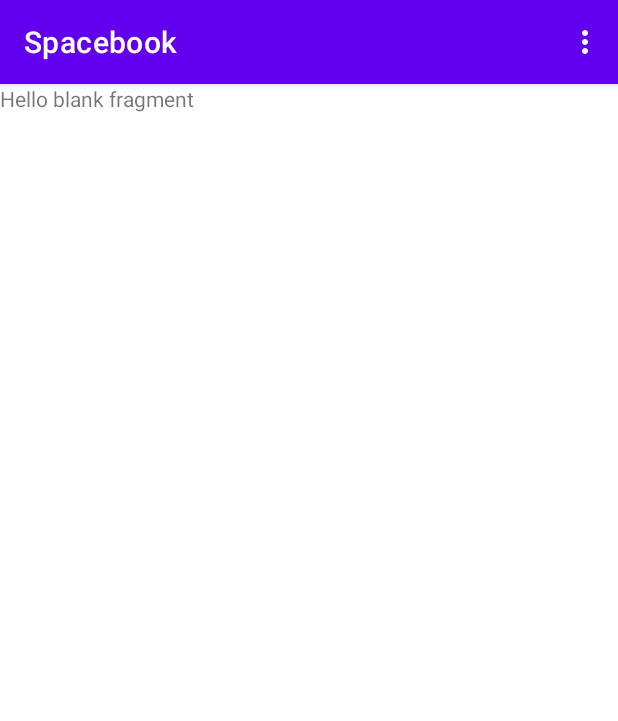
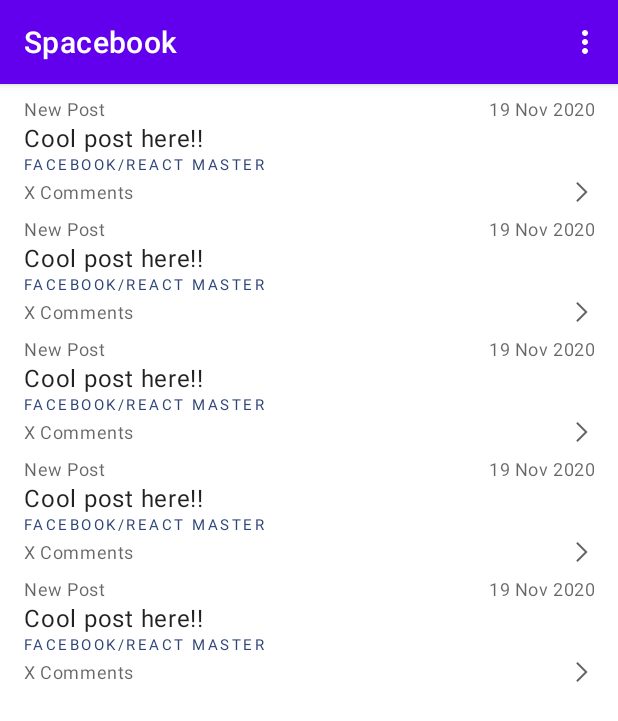
Before and after one commit to lucas-brandt/spacebook, an Android app: the layout fragment_feed.xml on its own in the app's theme, with its tools: preview values and no code run, on a phone screen of 412 x 824 dp. Shown: the top 721 px of the screen. Run offline under Robolectric (Android 15) with nearby library versions, the phone set to English and light mode, and no system bars.

Commit message:
implement adapter and recycler view

```diff
--- a/app/src/main/java/com/example/spacebook/Dependencies.kt
+++ b/app/src/main/java/com/example/spacebook/Dependencies.kt
@@ -50,7 +50,8 @@ class Dependencies(private val applicationContext: Context) {
         .withSubtype(ActivityPost::class.java, Type.NEW_POST.name)
         .withSubtype(ActivityComment::class.java, Type.NEW_COMMENT.name)
         .withSubtype(ActivityGithub::class.java, Type.GITHUB_EVENT.name)
-        .withDefaultValue(HighRating)
+        .withSubtype(ActivityHighRating::class.java, Type.HIGH_RATING.name)
+        .withDefaultValue(Default)
 }
 
 val Activity.dependencies: Dependencies get() = (application as App).dependencies
--- a/app/src/main/java/com/example/spacebook/feed/FeedFragment.kt
+++ b/app/src/main/java/com/example/spacebook/feed/FeedFragment.kt
@@ -1,5 +1,6 @@
 package com.example.spacebook.feed
 
+import android.content.Context
 import android.content.SharedPreferences
 import android.os.Bundle
 import android.view.LayoutInflater
@@ -38,7 +39,10 @@ class FeedFragment : Fragment(), Toolbar.OnMenuItemClickListener {
 
     override fun onViewCreated(view: View, savedInstanceState: Bundle?) {
         super.onViewCreated(view, savedInstanceState)
+        prefs = requireContext().applicationContext.getSharedPreferences("sharedPrefs", Context.MODE_PRIVATE)
+
         viewModel.state.observe(viewLifecycleOwner, this::onStateChanged)
+        viewModel.getFeed(prefs.getInt("userId", 0))
     }
 
     private fun onStateChanged(state: FeedViewModel.State) {
--- /dev/null
+++ b/app/src/main/res/drawable/arrow_forward.xml
@@ -0,0 +1,9 @@
+<vector xmlns:android="http://schemas.android.com/apk/res/android"
+    android:width="48dp"
+    android:height="48dp"
+    android:viewportWidth="48"
+    android:viewportHeight="48">
+  <path
+      android:fillColor="#FF000000"
+      android:pathData="m15.2,43.9 l-2.8,-2.85L29.55,23.9 12.4,6.75l2.8,-2.85 20,20Z"/>
+</vector>
--- /dev/null
+++ b/app/src/main/res/layout/feed_row_item.xml
@@ -0,0 +1,88 @@
+<?xml version="1.0" encoding="utf-8"?>
+<androidx.constraintlayout.widget.ConstraintLayout xmlns:android="http://schemas.android.com/apk/res/android"
+    xmlns:tools="http://schemas.android.com/tools"
+    xmlns:app="http://schemas.android.com/apk/res-auto"
+    android:gravity="center"
+    android:orientation="vertical"
+    android:paddingTop="8dp"
+    android:layout_width="match_parent"
+    android:layout_height="80dp">
+
+    <TextView
+        android:id="@+id/date"
+        style="@style/TextAppearance.MaterialComponents.Caption"
+        android:layout_width="0dp"
+        android:layout_height="wrap_content"
+        android:textAlignment="viewEnd"
+        app:layout_constraintEnd_toStartOf="@+id/guidelineEnd"
+        app:layout_constraintStart_toEndOf="@id/guidelineStart"
+        app:layout_constraintTop_toTopOf="parent"
+        tools:text="19 Nov 2020" />
+
+    <TextView
+        android:id="@+id/new_post"
+        style="@style/TextAppearance.MaterialComponents.Caption"
+        android:layout_width="0dp"
+        android:layout_height="wrap_content"
+        android:textAlignment="viewStart"
+        android:text="New Post"
+        app:layout_constraintEnd_toStartOf="@+id/guidelineEnd"
+        app:layout_constraintStart_toEndOf="@id/guidelineStart"
+        app:layout_constraintTop_toTopOf="parent" />
+
+    <TextView
+        android:id="@+id/title"
+        style="@style/TextAppearance.MaterialComponents.Body1"
+        android:layout_width="0dp"
+        android:layout_height="wrap_content"
+        app:layout_constraintEnd_toStartOf="@+id/guidelineEnd"
+        app:layout_constraintStart_toEndOf="@id/guidelineStart"
+        app:layout_constraintTop_toBottomOf="@+id/new_post"
+        tools:text="Cool post here!!" />
+
+    <TextView
+        android:id="@+id/comments"
+        style="@style/TextAppearance.MaterialComponents.Caption"
+        android:layout_width="0dp"
+        android:layout_height="wrap_content"
+        android:text="X Comments"
+        app:layout_constraintEnd_toStartOf="@+id/guidelineEnd"
+        app:layout_constraintStart_toEndOf="@id/guidelineStart"
+        app:layout_constraintBottom_toBottomOf="parent" />
+
+    <TextView
+        android:id="@+id/git_branch"
+        style="@style/TextAppearance.MaterialComponents.Overline"
+        android:textColor="@color/material_dynamic_primary30"
+        android:layout_width="0dp"
+        android:layout_height="wrap_content"
+        app:layout_constraintEnd_toStartOf="@+id/guidelineEnd"
+        app:layout_constraintStart_toEndOf="@id/guidelineStart"
+        app:layout_constraintTop_toBottomOf="@id/title"
+        tools:text="facebook/react master" />
+
+    <ImageView
+        android:id="@+id/arrow"
+        style="@style/TextAppearance.MaterialComponents.Caption"
+        android:layout_width="16dp"
+        android:layout_height="16dp"
+        android:src="@drawable/arrow_forward"
+        app:tint="?android:textColorHint"
+        app:layout_constraintEnd_toStartOf="@+id/guidelineEnd"
+        app:layout_constraintBottom_toBottomOf="parent" />
+
+    <androidx.constraintlayout.widget.Guideline
+        android:id="@+id/guidelineStart"
+        android:layout_width="wrap_content"
+        android:layout_height="wrap_content"
+        android:orientation="vertical"
+        app:layout_constraintGuide_begin="16dp" />
+
+    <androidx.constraintlayout.widget.Guideline
+        android:id="@+id/guidelineEnd"
+        android:layout_width="wrap_content"
+        android:layout_height="wrap_content"
+        android:orientation="vertical"
+        app:layout_constraintGuide_end="16dp" />
+
+</androidx.constraintlayout.widget.ConstraintLayout>
--- a/app/src/main/res/layout/fragment_feed.xml
+++ b/app/src/main/res/layout/fragment_feed.xml
@@ -4,7 +4,8 @@
     xmlns:android="http://schemas.android.com/apk/res/android"
     xmlns:app="http://schemas.android.com/apk/res-auto"
     android:layout_width="match_parent"
-    android:layout_height="match_parent">
+    android:layout_height="match_parent"
+    xmlns:tools="http://schemas.android.com/tools">
 
     <com.google.android.material.appbar.AppBarLayout
         android:layout_width="match_parent"
@@ -25,11 +26,13 @@
         android:layout_height="match_parent"
         app:layout_behavior="@string/appbar_scrolling_view_behavior">
 
-        <!-- TODO: Update blank fragment layout -->
-        <TextView
+        <androidx.recyclerview.widget.RecyclerView
+            android:id="@+id/recyclerview"
             android:layout_width="match_parent"
             android:layout_height="match_parent"
-            android:text="@string/hello_blank_fragment" />
+            tools:itemCount="5"
+            tools:listitem="@layout/feed_row_item" />
+
 
     </androidx.core.widget.NestedScrollView>
 
```
Also changed, not shown: app/src/main/java/com/example/spacebook/api/SpacebookApi.kt (+13 -3 lines), app/src/main/java/com/example/spacebook/feed/FeedAdapter.kt (added, +65 -0 lines).
